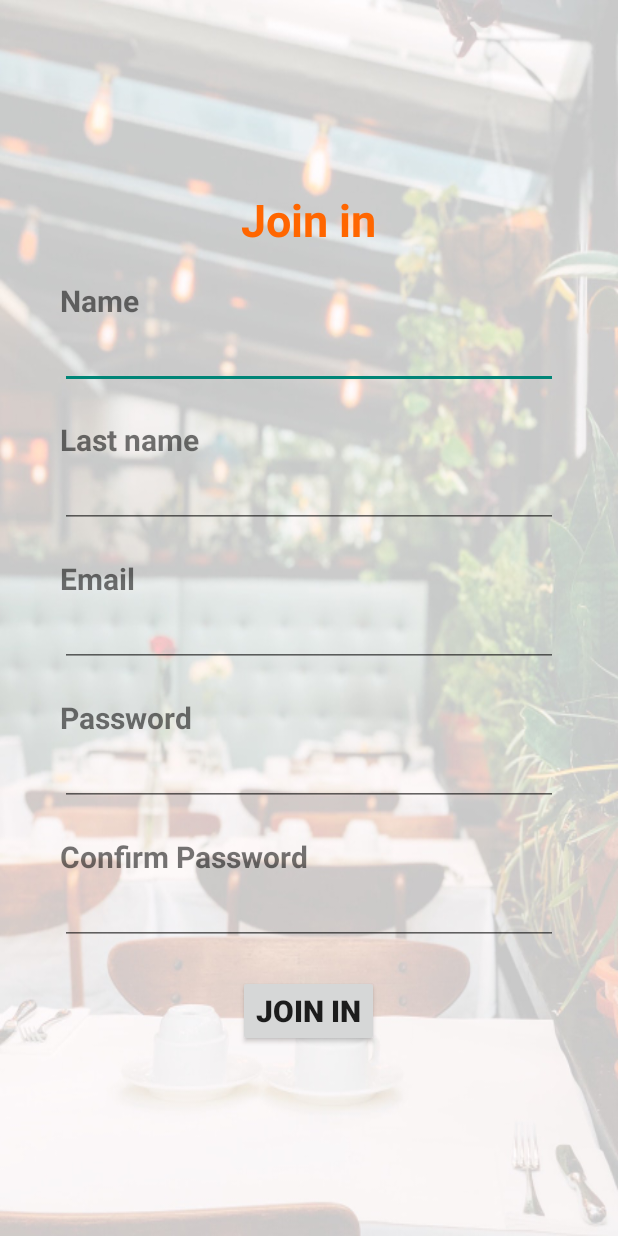
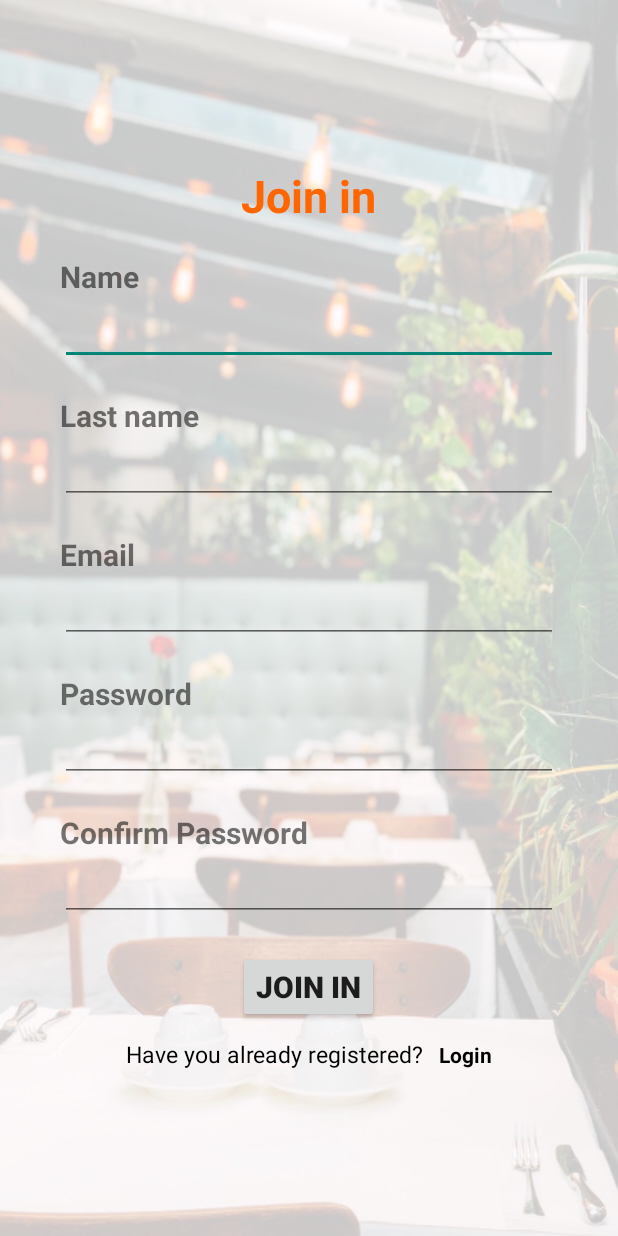
Before and after one commit to danielCH26/DevelopX-TeamMovil, an Android app: the JoinIn screen opened directly, with no data from a screen before it, on a phone screen of 412 x 824 dp. Run offline under Robolectric (Android 15) with nearby library versions, the phone set to English and light mode, and no system bars; our stand-ins replace Firebase (no records; nobody signed in at launch, a user with empty details on screens opened directly).

Commit message:
Implementacion de boton para devolver al formulario de Login estando en el JoinIn

```diff
--- a/app/src/main/java/com/example/pideloapp/JoinIn.java
+++ b/app/src/main/java/com/example/pideloapp/JoinIn.java
@@ -2,17 +2,45 @@ package com.example.pideloapp;
 
 import androidx.appcompat.app.AppCompatActivity;
 
+import android.content.Intent;
 import android.os.Bundle;
 import android.view.View;
+import android.widget.Button;
+import android.widget.EditText;
+import android.widget.TextView;
+
+import com.google.firebase.auth.FirebaseAuth;
+import com.google.firebase.firestore.FirebaseFirestore;
 
 public class JoinIn extends AppCompatActivity {
+
+    private EditText EdtMail, EdtLastName, EdtName,EdtPassword, EdtConfirmPassword;
+    private Button BtnJoinIn;
+    private TextView TxtLogin;
+    private String userId;
+    private FirebaseAuth mAuth;
+    private FirebaseFirestore db;
 
     @Override
     protected void onCreate(Bundle savedInstanceState) {
         super.onCreate(savedInstanceState);
         setContentView(R.layout.activity_join_in);
+
+        EdtName = findViewById(R.id.edtName);
+        EdtLastName = findViewById(R.id.edtLastName);
+        EdtMail = findViewById(R.id.edtEmail);
+        EdtPassword = findViewById(R.id.edtPassword);
+        EdtConfirmPassword = findViewById(R.id.edtConfirmPassword);
+        BtnJoinIn = findViewById(R.id.btnJoinIn);
+        TxtLogin = findViewById(R.id.txtvLogin);
+
     }
 
     public void onJoinIn(View view) {
     }
+
+    public void onGoLogin(View view) {
+        Intent ToLogin = new Intent (view.getContext(),MainActivity.class);
+        startActivity(ToLogin);
+    }
 }
--- a/app/src/main/res/layout/activity_join_in.xml
+++ b/app/src/main/res/layout/activity_join_in.xml
@@ -37,7 +37,7 @@
             android:textStyle="bold"/>
 
         <EditText
-            android:id="@+id/edtUser"
+            android:id="@+id/edtName"
             android:layout_width="match_parent"
             android:layout_height="wrap_content"
             android:inputType="text"/>
@@ -55,7 +55,7 @@
             android:inputType="text"/>
 
         <EditText
-            android:id="@+id/edtRole"
+            android:id="@+id/edtLastName"
             android:layout_width="match_parent"
             android:layout_height="wrap_content"
             android:inputType="text"/>
@@ -119,6 +119,34 @@
             android:textStyle="bold"
             android:layout_gravity="center_horizontal"/>
 
+        <LinearLayout
+            android:layout_width="match_parent"
+            android:layout_height="wrap_content"
+            android:layout_marginTop="10dp"
+            android:orientation="horizontal"
+            android:gravity="center_horizontal"
+            >
+            <TextView
+                android:layout_width="wrap_content"
+                android:layout_height="wrap_content"
+                android:text="@string/txtAlreadyRegister"
+                android:textColor="@color/black"
+                android:textSize="15dp"
+                android:layout_marginRight="5dp"/>
+
+
+                <TextView
+                    android:id="@+id/txtvLogin"
+                    android:layout_width="wrap_content"
+                    android:layout_height="wrap_content"
+                    android:text="@string/txtBtnLogin"
+                    android:textColor="@color/black"
+                    android:textStyle="bold"
+                    android:onClick="onGoLogin"
+                    android:layout_marginLeft="5dp"/>
+
+        </LinearLayout>
+
 
 
     </LinearLayout>
--- a/app/src/main/res/values/strings.xml
+++ b/app/src/main/res/values/strings.xml
@@ -14,5 +14,6 @@
     <string name="txtActionSettings">Settings</string>
     <string name="txtActionLogout">Logout</string>
     <string name="txtRole">Role</string>
+    <string name="txtAlreadyRegister">Have you already registered?</string>
 
 </resources>
```
Also changed, not shown: 1 other file.
